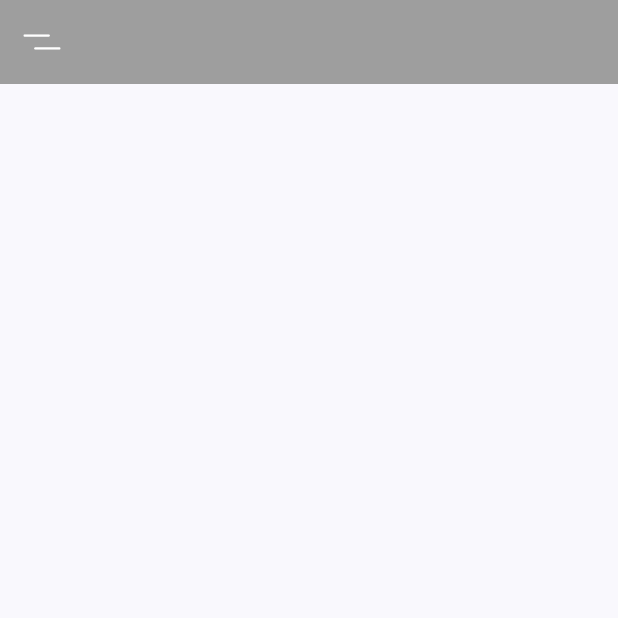
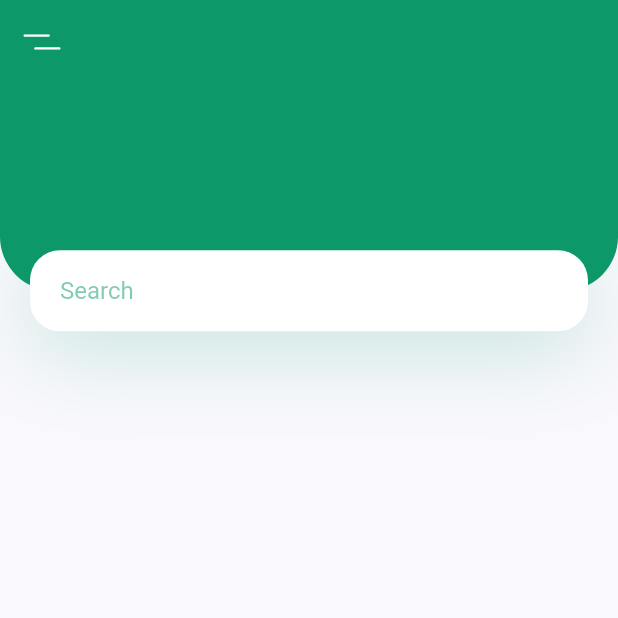
Before and after one commit to Soumyajit2101999/plant_ui, a Flutter app: the screen it shows after launch, on a phone screen of 412 x 824 dp, the top half of it. Run offline on Flutter 3.47's test engine with Material 2 defaults, Android fonts, the phone set to English and light mode, and no system bars; our stand-ins replace flutter_svg.

Commit message:
22-12-2022

```diff
--- a/lib/main.dart
+++ b/lib/main.dart
@@ -16,7 +16,7 @@
     return MaterialApp(
       title: 'Flutter Demo',
       theme: ThemeData(
-          primarySwatch: Colors.grey,
+          // primarySwatch: kPrimaryColor,
           scaffoldBackgroundColor: kBackgroundColor,
           primaryColor: kPrimaryColor,
           textTheme: Theme.of(context).textTheme.apply(bodyColor: kTextColor),
--- /dev/null
+++ b/lib/screens/home/components/body.dart
@@ -0,0 +1,62 @@
+import 'package:flutter/animation.dart';
+import 'package:flutter/cupertino.dart';
+import 'package:flutter/material.dart';
+import 'package:flutter/src/widgets/container.dart';
+import 'package:flutter/src/widgets/framework.dart';
+import 'package:plat_app_ui_practice/utils/constants.dart';
+
+class Body extends StatelessWidget {
+  const Body({super.key});
+
+  @override
+  Widget build(BuildContext context) {
+    Size size = MediaQuery.of(context).size;
+    return Column(
+      children: [
+        Container(
+          height: size.height * 0.2,
+          // color: Colors.red,
+          child: Stack(children: [
+            Positioned(
+              child: Container(
+                height: size.height * 0.2 - 27,
+                decoration: BoxDecoration(
+                    color: kPrimaryColor,
+                    borderRadius: BorderRadius.only(
+                        bottomLeft: Radius.circular(36),
+                        bottomRight: Radius.circular(36))),
+              ),
+            ),
+            Positioned(
+                left: 0,
+                right: 0,
+                bottom: 0,
+                child: Container(
+                  margin: EdgeInsets.symmetric(horizontal: kDefaultPadding),
+                  padding: EdgeInsets.symmetric(horizontal: kDefaultPadding),
+                  alignment: Alignment.center,
+                  height: 54,
+                  decoration: BoxDecoration(
+                      color: Colors.white,
+                      borderRadius: BorderRadius.all(Radius.circular(20)),
+                      boxShadow: [
+                        BoxShadow(
+                            offset: Offset(0, 10),
+                            blurRadius: 50,
+                            color: kPrimaryColor.withOpacity(0.23))
+                      ]),
+                  child: TextField(
+                    decoration: InputDecoration(
+                        hintText: "Search",
+                        hintStyle:
+                            TextStyle(color: kPrimaryColor.withOpacity(0.5)),
+                        enabledBorder: InputBorder.none,
+                        focusedBorder: InputBorder.none),
+                  ),
+                ))
+          ]),
+        )
+      ],
+    );
+  }
+}
--- a/lib/screens/home/components/home_screen.dart
+++ b/lib/screens/home/components/home_screen.dart
@@ -2,6 +2,8 @@
 import 'package:flutter/src/widgets/container.dart';
 import 'package:flutter/src/widgets/framework.dart';
 import 'package:flutter_svg/flutter_svg.dart';
+import 'package:plat_app_ui_practice/screens/home/components/body.dart';
+import 'package:plat_app_ui_practice/utils/constants.dart';
 
 class Homescreen extends StatelessWidget {
   const Homescreen({super.key});
@@ -9,12 +11,18 @@
   @override
   Widget build(BuildContext context) {
     return Scaffold(
-      appBar: AppBar(
-        elevation: 0,
-        leading: IconButton(
-          icon: SvgPicture.asset("assets/icons/menu.svg"),
-          onPressed: () {},
-        ),
+      appBar: buildAppBar(),
+      body: Body(),
+    );
+  }
+
+  AppBar buildAppBar() {
+    return AppBar(
+      backgroundColor: kPrimaryColor,
+      elevation: 0,
+      leading: IconButton(
+        icon: SvgPicture.asset("assets/icons/menu.svg"),
+        onPressed: () {},
       ),
     );
   }
```
